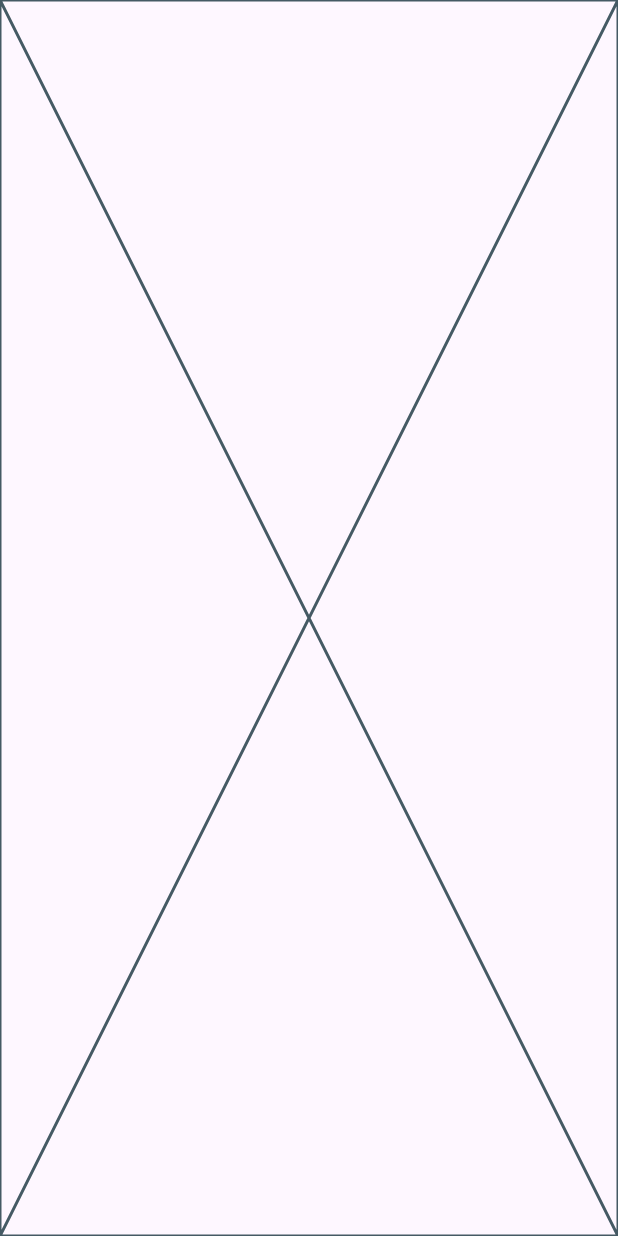
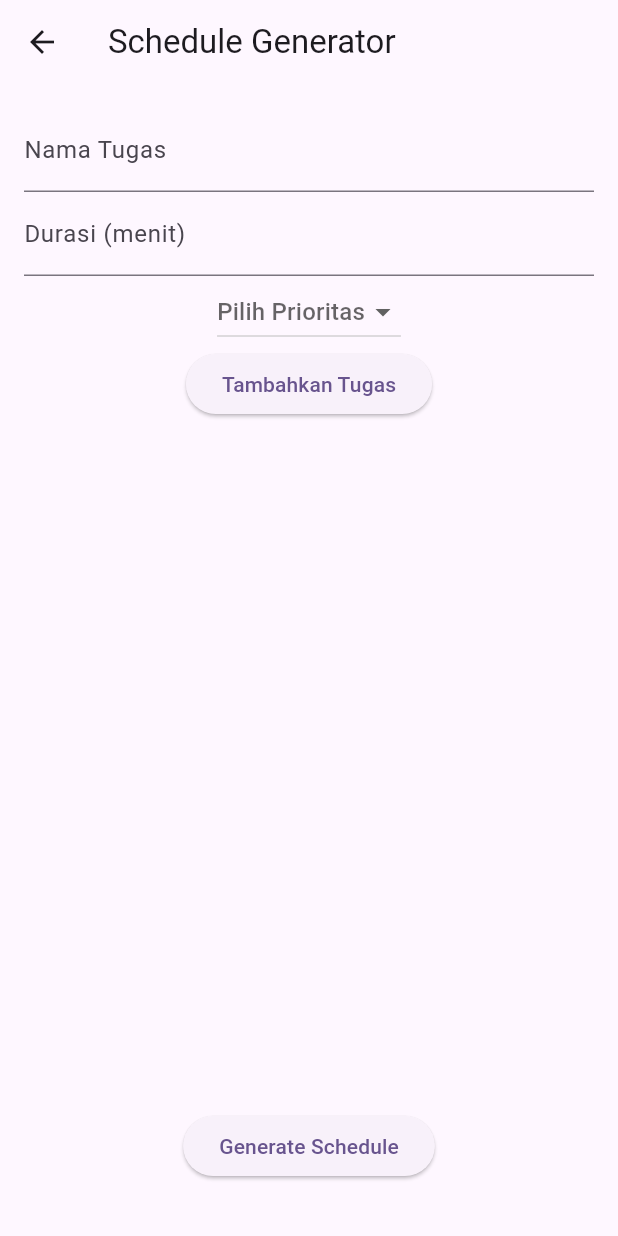
Before and after one commit to knalbdev/schedule-generator-app, a Flutter app: the HomeScreen screen opened directly, on a phone screen of 412 x 824 dp. Run offline on Flutter 3.47's test engine with Material 3 defaults, Android fonts, the phone set to English and light mode, and no system bars.

Commit message:
finishing UI design for home screen

```diff
--- a/lib/ui/home_screen.dart
+++ b/lib/ui/home_screen.dart
@@ -44,6 +44,69 @@ class _HomeScreenState extends State<HomeScreen> {
 
   @override
   Widget build(BuildContext context) {
-    return const Placeholder();
+    return Scaffold(
+      appBar: AppBar(title: Text("Schedule Generator")),
+      body: Padding(
+        padding: const EdgeInsets.all(16),
+        child: Column(
+          children: [
+            TextField(
+              controller: taskController,
+              decoration: InputDecoration(labelText: "Nama Tugas"),
+            ),
+            TextField(
+              controller: durationController,
+              decoration: InputDecoration(labelText: "Durasi (menit)"),
+              keyboardType: TextInputType.number,
+            ),
+            DropdownButton<String>(
+              value: priority,
+              hint: Text("Pilih Prioritas"),
+              onChanged: (value) => setState(() => priority = value),
+              items: [
+                "Tinggi",
+                "Sedang",
+                "Rendah"
+              ].map((priorityMember) => DropdownMenuItem(
+                value: priorityMember,
+                child: Text(priorityMember)
+              )).toList()
+            ),
+            ElevatedButton(
+              onPressed: _addTask,
+              child: Text("Tambahkan Tugas"),
+            ),
+            Expanded(
+              child: ListView.builder(
+                itemCount: tasks.length,
+                itemBuilder: (context, index) {
+                  final task = tasks[index];
+                  return ListTile(
+                    title: Text("${task['name']}"),
+                    subtitle: Text("Prioritas: ${task['priority']} | Durasi: ${task['duration']} menit"),
+                  );
+                },
+              ),
+            ),
+            isLoading
+            ? CircularProgressIndicator()
+            : ElevatedButton(
+              onPressed: _generateSchedule,
+              child: Text("Generate Schedule"),
+            ),
+            SizedBox(height: 20),
+            scheduleResult.isNotEmpty
+            ? Text(
+              scheduleResult,
+              style: TextStyle(
+                fontSize: 16,
+                fontWeight: FontWeight.bold
+              ),
+            )
+            : Container()
+          ],
+        ),
+      )
+    );
   }
 }
```
